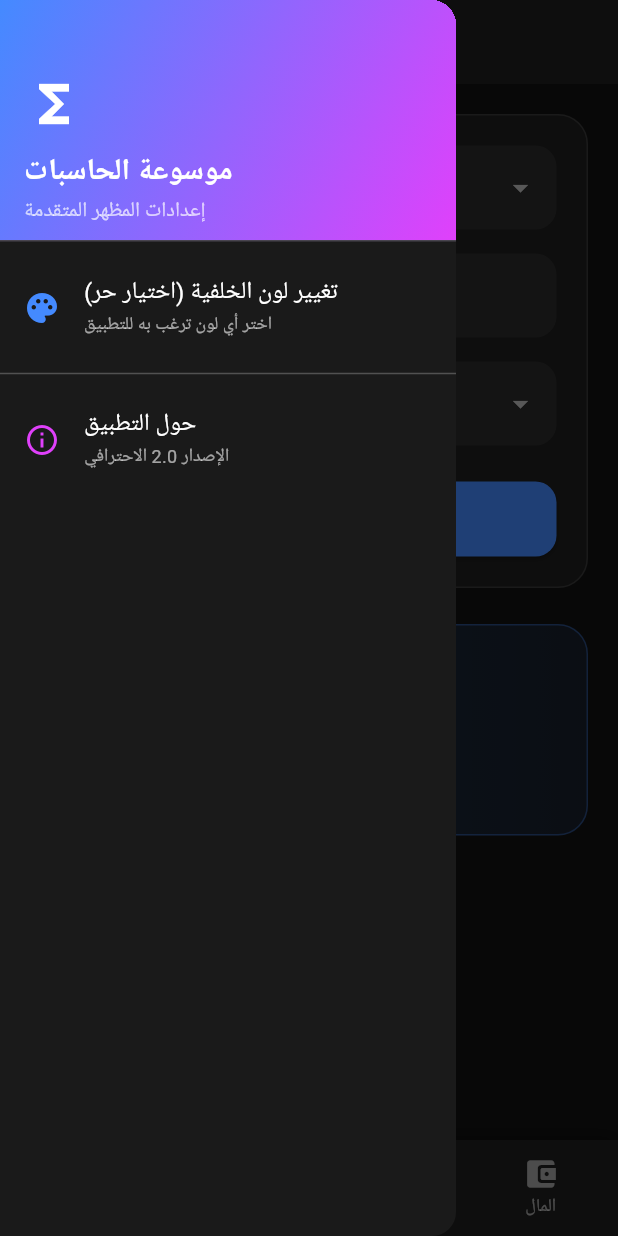
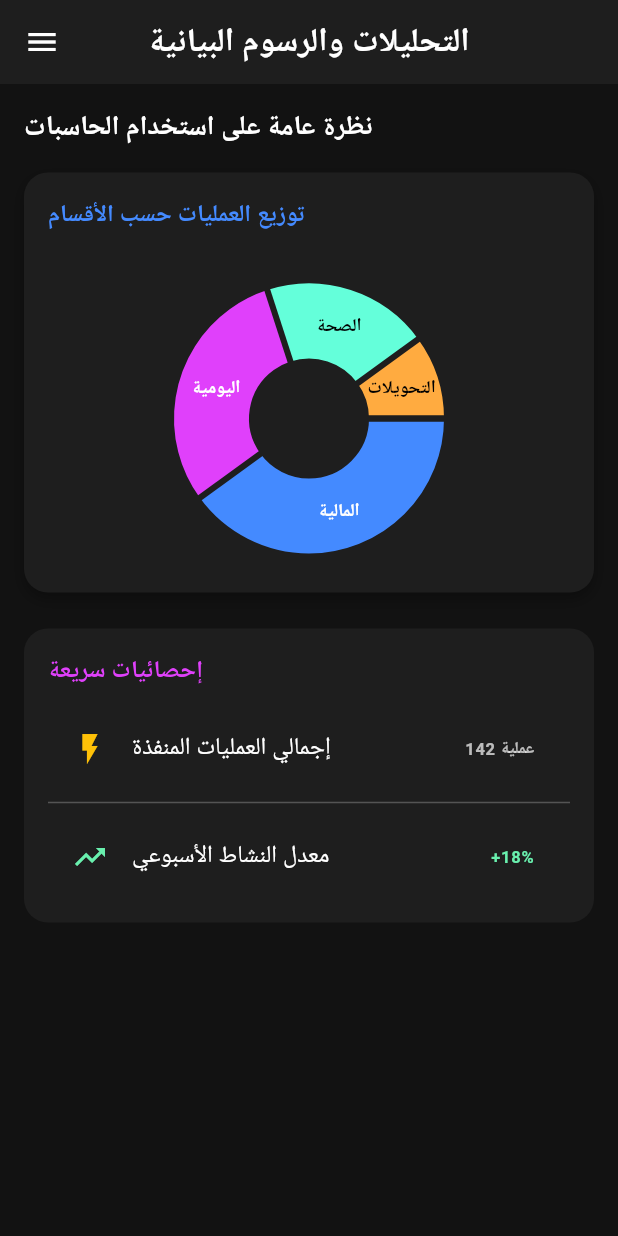
Before and after one commit to Ebrahassad/master-calculator, a Flutter app: the screen it shows after launch, in the side drawer, after a tap on the "functions" icon, on a phone screen of 412 x 824 dp. Run offline on Flutter 3.47's test engine with Material 3 defaults, Android fonts, the phone set to English and light mode, and no system bars; drawn by our look-alikes of fl_chart; our stand-ins replace math_expressions.

Commit message:
fix: correct analytics listtile placement inside drawer children list

```diff
--- a/lib/main.dart
+++ b/lib/main.dart
@@ -1,3 +1,4 @@
+import 'screens/analytics_screen.dart';
 import 'package:flutter/material.dart';
 import 'screens/unit_converter_screen.dart';
 import 'screens/daily_calculator_screen.dart';
@@ -106,7 +107,8 @@ class _MainContainerScreenState extends State<MainContainerScreen> {
                           blurRadius: 12,
                           spreadRadius: 2,
                         ),
-                      ],
+
+],
                     ),
                   ),
                   const SizedBox(height: 20),
@@ -177,6 +179,23 @@ class _MainContainerScreenState extends State<MainContainerScreen> {
         child: ListView(
           padding: EdgeInsets.zero,
           children: [
+            ListTile(
+              leading: const Icon(Icons.bar_chart_rounded, color: Colors.tealAccent),
+              title: const Text('التحليلات والرسوم البيانية', style: TextStyle(color: Colors.white)),
+              subtitle: const Text('عرض مؤشرات الأداء والإحصائيات', style: TextStyle(color: Colors.white60, fontSize: 12)),
+              onTap: () {
+                Navigator.pop(context);
+                Navigator.push(
+                  context,
+                  MaterialPageRoute(
+                    builder: (context) => AnalyticsScreen(
+                      onOpenDrawer: () => Scaffold.of(context).openDrawer(),
+                      backgroundColor: widget.backgroundColor,
+                    ),
+                  ),
+                );
+              },
+            ),
             const DrawerHeader(
               decoration: BoxDecoration(
                 gradient: LinearGradient(
--- /dev/null
+++ b/lib/screens/analytics_screen.dart
@@ -0,0 +1,138 @@
+import 'package:flutter/material.dart';
+import 'package:fl_chart/fl_chart.dart';
+
+class AnalyticsScreen extends StatelessWidget {
+  final VoidCallback onOpenDrawer;
+  final Color backgroundColor;
+
+  const AnalyticsScreen({
+    Key? key,
+    required this.onOpenDrawer,
+    required this.backgroundColor,
+  }) : super(key: key);
+
+  @override
+  Widget build(BuildContext context) {
+    return Scaffold(
+      backgroundColor: backgroundColor,
+      appBar: AppBar(
+        title: const Text('التحليلات والرسوم البيانية', style: TextStyle(color: Colors.white, fontWeight: FontWeight.bold)),
+        backgroundColor: const Color(0xFF1E1E1E),
+        leading: IconButton(
+          icon: const Icon(Icons.menu, color: Colors.white),
+          onPressed: onOpenDrawer,
+        ),
+      ),
+      body: SingleChildScrollView(
+        padding: const EdgeInsets.all(16.0),
+        child: Column(
+          crossAxisAlignment: CrossAxisAlignment.start,
+          children: [
+            const Text(
+              'نظرة عامة على استخدام الحاسبات',
+              style: TextStyle(color: Colors.white, fontSize: 18, fontWeight: FontWeight.bold),
+            ),
+            const SizedBox(height: 16),
+
+            // بطاقة الرسم البياني الدائري (Pie Chart)
+            Container(
+              padding: const EdgeInsets.all(16),
+              decoration: BoxDecoration(
+                color: const Color(0xFF1E1E1E),
+                borderRadius: BorderRadius.circular(16),
+                boxShadow: [
+                  BoxShadow(
+                    color: Colors.black.withOpacity(0.3),
+                    blurRadius: 8,
+                    offset: const Offset(0, 4),
+                  ),
+                ],
+              ),
+              child: Column(
+                crossAxisAlignment: CrossAxisAlignment.start,
+                children: [
+                  const Text(
+                    'توزيع العمليات حسب الأقسام',
+                    style: TextStyle(color: Colors.blueAccent, fontSize: 16, fontWeight: FontWeight.bold),
+                  ),
+                  const SizedBox(height: 24),
+                  SizedBox(
+                    height: 200,
+                    child: PieChart(
+                      PieChartData(
+                        sectionsSpace: 4,
+                        centerSpaceRadius: 40,
+                        sections: [
+                          PieChartSectionData(
+                            color: Colors.blueAccent,
+                            value: 40,
+                            title: 'المالية',
+                            radius: 50,
+                            titleStyle: const TextStyle(fontSize: 12, fontWeight: FontWeight.bold, color: Colors.white),
+                          ),
+                          PieChartSectionData(
+                            color: Colors.purpleAccent,
+                            value: 30,
+                            title: 'اليومية',
+                            radius: 50,
+                            titleStyle: const TextStyle(fontSize: 12, fontWeight: FontWeight.bold, color: Colors.white),
+                          ),
+                          PieChartSectionData(
+                            color: Colors.tealAccent,
+                            value: 20,
+                            title: 'الصحة',
+                            radius: 50,
+                            titleStyle: const TextStyle(fontSize: 12, fontWeight: FontWeight.bold, color: Colors.black),
+                          ),
+                          PieChartSectionData(
+                            color: Colors.orangeAccent,
+                            value: 10,
+                            title: 'التحويلات',
+                            radius: 50,
+                            titleStyle: const TextStyle(fontSize: 12, fontWeight: FontWeight.bold, color: Colors.black),
+                          ),
+                        ],
+                      ),
+                    ),
+                  ),
+                ],
+              ),
+            ),
+
+            const SizedBox(height: 24),
+
+            // بطاقة مؤشرات أداء استخدام التطبيق
+            Container(
+              padding: const EdgeInsets.all(16),
+              decoration: BoxDecoration(
+                color: const Color(0xFF1E1E1E),
+                borderRadius: BorderRadius.circular(16),
+              ),
+              child: const Column(
+                crossAxisAlignment: CrossAxisAlignment.start,
+                children: [
+                  Text(
+                    'إحصائيات سريعة',
+                    style: TextStyle(color: Colors.purpleAccent, fontSize: 16, fontWeight: FontWeight.bold),
+                  ),
+                  SizedBox(height: 12),
+                  ListTile(
+                    leading: Icon(Icons.flash_on, color: Colors.amber),
+                    title: Text('إجمالي العمليات المنفذة', style: TextStyle(color: Colors.white)),
+                    trailing: Text('142 عملية', style: TextStyle(color: Colors.white70, fontWeight: FontWeight.bold)),
+                  ),
+                  Divider(color: Colors.white24),
+                  ListTile(
+                    leading: Icon(Icons.trending_up, color: Colors.greenAccent),
+                    title: Text('معدل النشاط الأسبوعي', style: TextStyle(color: Colors.white)),
+                    trailing: Text('+18%', style: TextStyle(color: Colors.greenAccent, fontWeight: FontWeight.bold)),
+                  ),
+                ],
+              ),
+            ),
+          ],
+        ),
+      ),
+    );
+  }
+}
```
